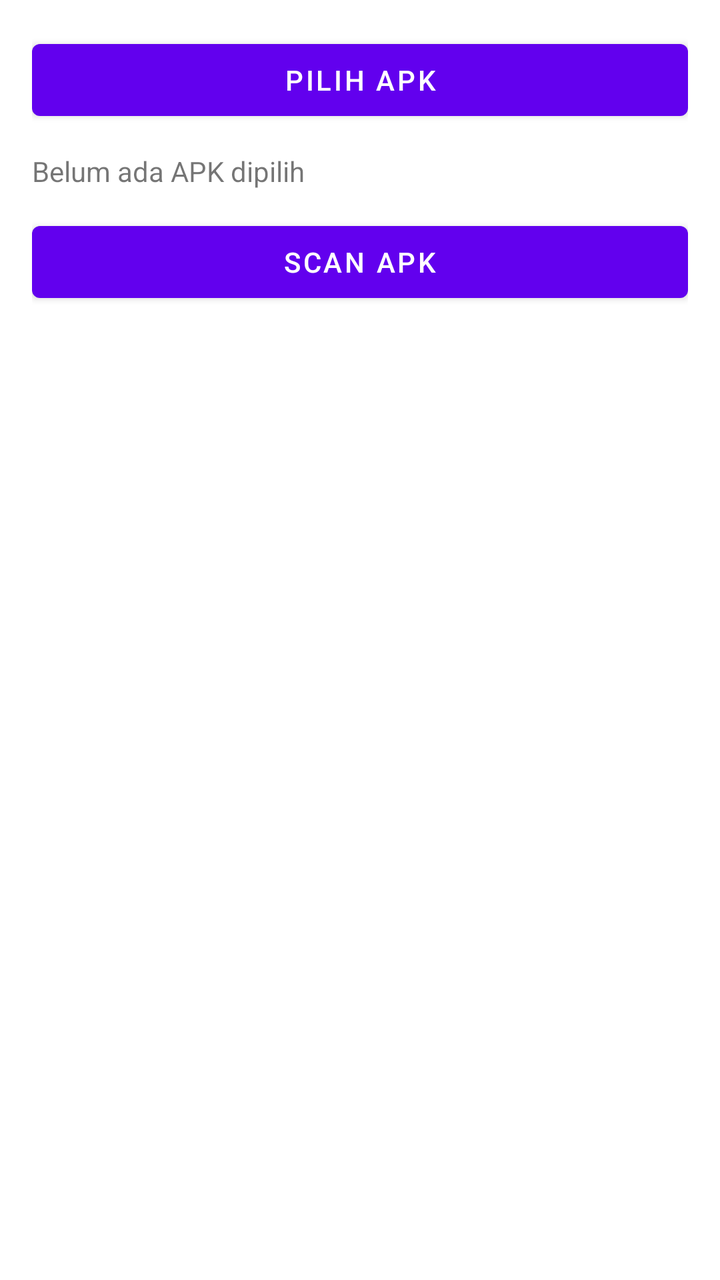
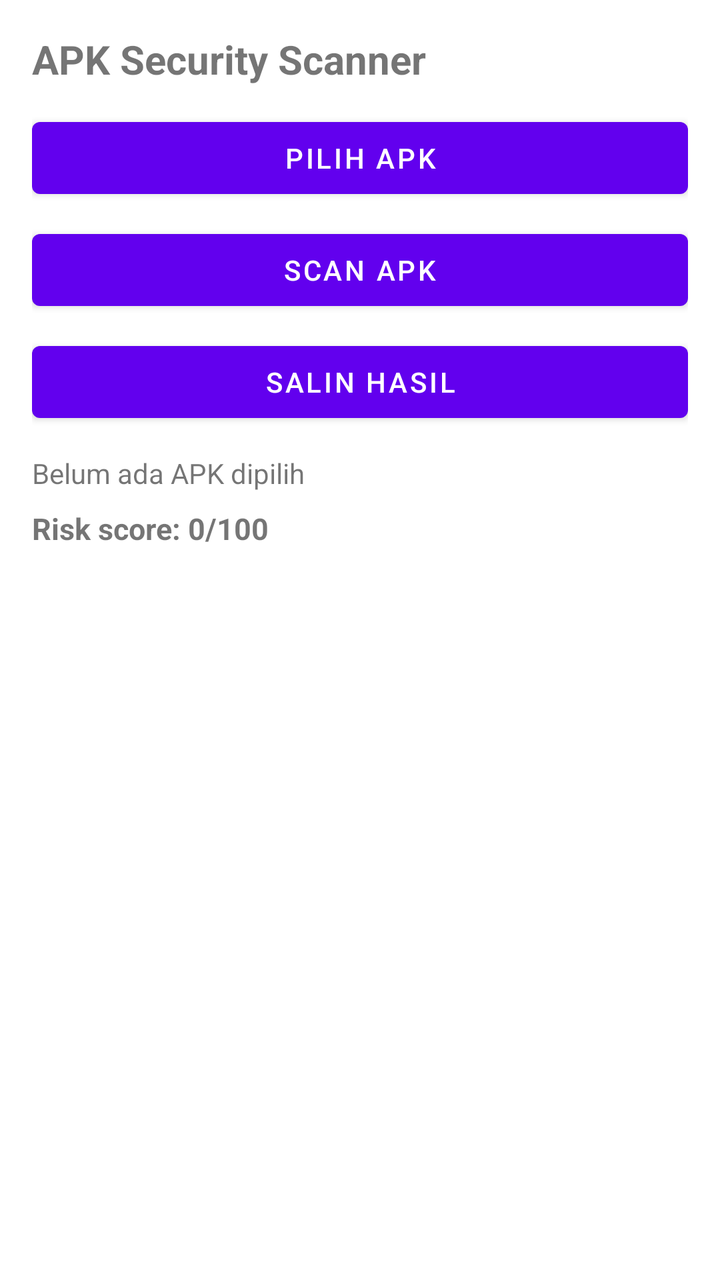

An Android layout rendered at two revisions. The XML below is the earlier revision; the diff shows what the commit changed to produce the second picture.
<!-- AndroidManifest.xml: application theme Theme.ApkScanner -->
<!-- res/layout/activity_main.xml -->
<?xml version="1.0" encoding="utf-8"?>
<LinearLayout xmlns:android="http://schemas.android.com/apk/res/android"
    android:layout_width="match_parent"
    android:layout_height="match_parent"
    android:orientation="vertical"
    android:padding="16dp">

    <Button
        android:id="@+id/btnPickApk"
        android:layout_width="match_parent"
        android:layout_height="wrap_content"
        android:text="@string/pick_apk" />

    <TextView
        android:id="@+id/tvSelectedApk"
        android:layout_width="match_parent"
        android:layout_height="wrap_content"
        android:layout_marginTop="12dp"
        android:text="@string/no_apk_selected"
        android:textSize="14sp" />

    <Button
        android:id="@+id/btnScan"
        android:layout_width="match_parent"
        android:layout_height="wrap_content"
        android:layout_marginTop="12dp"
        android:text="@string/scan_apk" />

    <ScrollView
        android:layout_width="match_parent"
        android:layout_height="0dp"
        android:layout_weight="1"
        android:layout_marginTop="16dp">

        <TextView
            android:id="@+id/tvResult"
            android:layout_width="match_parent"
            android:layout_height="wrap_content"
            android:textSize="14sp"
            android:typeface="monospace"
            android:textColor="#111111" />
    </ScrollView>

</LinearLayout>
<!-- resources referenced by this layout -->
<resources>
  <string name="no_apk_selected">Belum ada APK dipilih</string>
  <string name="pick_apk">Pilih APK</string>
  <string name="scan_apk">Scan APK</string>
  <style name="Theme.ApkScanner" parent="Theme.MaterialComponents.DayNight.NoActionBar">
          <item name="colorPrimary">@color/purple_500</item>
          <item name="colorPrimaryVariant">@color/purple_700</item>
          <item name="colorSecondary">@color/teal_200</item>
          <item name="android:statusBarColor">@android:color/black</item>
          <item name="android:navigationBarColor">@android:color/black</item>
      </style>
  <color name="purple_500">#6200EE</color>
  <color name="purple_700">#3700B3</color>
  <color name="teal_200">#03DAC5</color>
</resources>

<!-- the commit's change to res/layout/activity_main.xml (unified diff, before → after) -->
@@ -5,39 +5,63 @@
     android:orientation="vertical"
     android:padding="16dp">
 
+    <TextView
+        android:layout_width="match_parent"
+        android:layout_height="wrap_content"
+        android:text="APK Security Scanner"
+        android:textSize="20sp"
+        android:textStyle="bold"
+        android:paddingBottom="12dp"/>
+
     <Button
         android:id="@+id/btnPickApk"
         android:layout_width="match_parent"
         android:layout_height="wrap_content"
-        android:text="@string/pick_apk" />
+        android:text="Pilih APK" />
+
+    <Button
+        android:id="@+id/btnScan"
+        android:layout_width="match_parent"
+        android:layout_height="wrap_content"
+        android:layout_marginTop="8dp"
+        android:text="Scan APK" />
+
+    <Button
+        android:id="@+id/btnCopy"
+        android:layout_width="match_parent"
+        android:layout_height="wrap_content"
+        android:layout_marginTop="8dp"
+        android:text="Salin Hasil" />
 
     <TextView
         android:id="@+id/tvSelectedApk"
         android:layout_width="match_parent"
         android:layout_height="wrap_content"
         android:layout_marginTop="12dp"
-        android:text="@string/no_apk_selected"
+        android:text="Belum ada APK dipilih"
         android:textSize="14sp" />
 
-    <Button
-        android:id="@+id/btnScan"
+    <TextView
+        android:id="@+id/tvRiskSummary"
         android:layout_width="match_parent"
         android:layout_height="wrap_content"
-        android:layout_marginTop="12dp"
-        android:text="@string/scan_apk" />
+        android:layout_marginTop="8dp"
+        android:text="Risk score: 0/100"
+        android:textStyle="bold"
+        android:textSize="15sp" />
 
     <ScrollView
         android:layout_width="match_parent"
         android:layout_height="0dp"
         android:layout_weight="1"
-        android:layout_marginTop="16dp">
+        android:layout_marginTop="12dp">
 
         <TextView
             android:id="@+id/tvResult"
             android:layout_width="match_parent"
             android:layout_height="wrap_content"
-            android:textSize="14sp"
             android:typeface="monospace"
+            android:textSize="13sp"
             android:textColor="#111111" />
     </ScrollView>
 
<!-- resource entries referenced after the edit -->
@@ -1,8 +1,5 @@
 <!-- resources referenced by this layout -->
 <resources>
-  <string name="no_apk_selected">Belum ada APK dipilih</string>
-  <string name="pick_apk">Pilih APK</string>
-  <string name="scan_apk">Scan APK</string>
   <style name="Theme.ApkScanner" parent="Theme.MaterialComponents.DayNight.NoActionBar">
           <item name="colorPrimary">@color/purple_500</item>
           <item name="colorPrimaryVariant">@color/purple_700</item>
